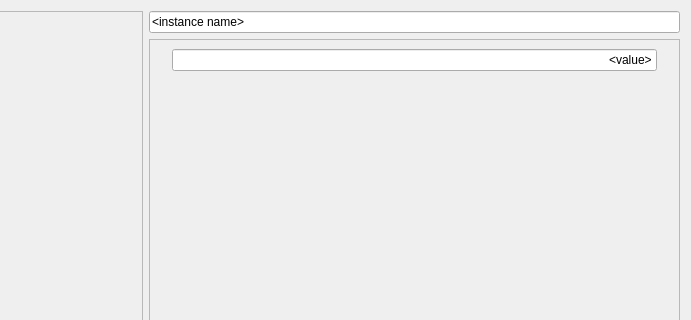
McStasMcXtrace/McCode, file tools/Python/mcgui/icd.ui: the form before one commit; both pictures show x 292 to 983 and y 0 to 320 of the 983 by 588 pixel window.
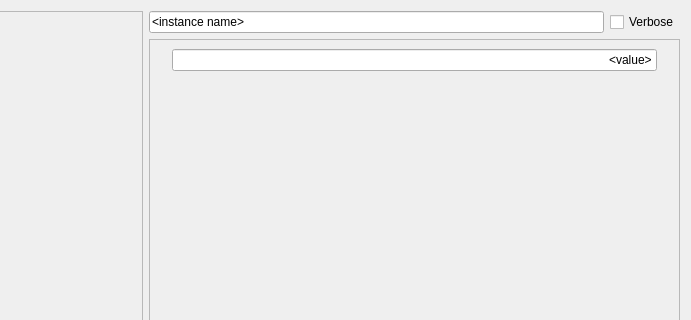
The form after the commit.

Commit message: Added a "verbose" checkbox to insert component. Unchecked behavior (default) inserts only the pars that were explicitly given a new value - pars with default values that were not changed are "hidden".

```diff
--- a/tools/Python/mcgui/icd.ui
+++ b/tools/Python/mcgui/icd.ui
@@ -71,8 +71,8 @@
      <item>
       <layout class="QVBoxLayout" name="vlayoutParameters">
        <item>
-        <layout class="QGridLayout" name="gridInstanceName">
-         <item row="0" column="0">
+        <layout class="QHBoxLayout" name="hlayoutInstanceName">
+         <item>
           <widget class="QLineEdit" name="edtInstanceName">
            <property name="toolTip">
             <string>Instance name</string>
@@ -82,6 +82,13 @@
            </property>
           </widget>
          </item>
+         <item>
+          <widget class="QCheckBox" name="cbxVerbose">
+           <property name="text">
+            <string>Verbose</string>
+           </property>
+          </widget>
+         </item>
         </layout>
        </item>
        <item>
```
The commit also changes 2 other files.
